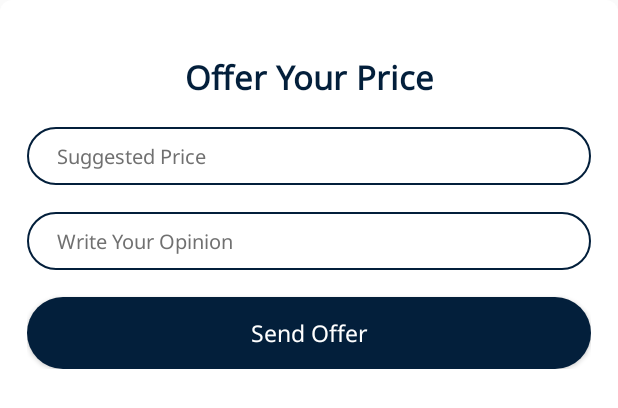
After one commit to Dotapks/Car-Battle-Sports-App, an Android app: the layout offer_pop_up.xml on its own in the app's theme, with its tools: preview values and no code run, on a phone screen of 412 x 824 dp. The commit adds this screen. Shown: the top 408 px of the screen. Run offline under Robolectric (Android 15) with nearby library versions, the phone set to English and light mode, and no system bars.

Commit message:
the end 😫😫😫

```diff
--- /dev/null
+++ b/app/src/main/res/drawable/pop_up_border.xml
@@ -0,0 +1,7 @@
+<?xml version="1.0" encoding="utf-8"?>
+<shape xmlns:tools="http://schemas.android.com/tools"
+    xmlns:android="http://schemas.android.com/apk/res/android"
+    android:shape="rectangle">
+    <corners android:radius="8dp"/>
+    <solid android:color="#fff"/>
+</shape>
--- /dev/null
+++ b/app/src/main/res/layout/offer_pop_up.xml
@@ -0,0 +1,88 @@
+<?xml version="1.0" encoding="utf-8"?>
+<androidx.constraintlayout.widget.ConstraintLayout xmlns:android="http://schemas.android.com/apk/res/android"
+    xmlns:app="http://schemas.android.com/apk/res-auto"
+    xmlns:tools="http://schemas.android.com/tools"
+    android:layout_width="match_parent"
+    android:layout_height="wrap_content"
+    android:background="@drawable/pop_up_border"
+    android:paddingLeft="18dp"
+    android:paddingTop="36dp"
+    android:paddingRight="18dp"
+    android:paddingBottom="36dp">
+
+    <TextView
+        android:id="@+id/textView17"
+        android:layout_width="wrap_content"
+        android:layout_height="wrap_content"
+        android:gravity="center_horizontal"
+        android:text="Offer Your Price"
+        android:textAlignment="center"
+        android:textColor="@color/colorPrimary"
+        android:textSize="22sp"
+        android:textStyle="bold"
+        app:fontFamily="@font/noto_sans"
+        app:layout_constraintEnd_toEndOf="parent"
+        app:layout_constraintStart_toStartOf="parent"
+        app:layout_constraintTop_toTopOf="parent" />
+
+    <EditText
+        android:id="@+id/editText3"
+        android:layout_width="match_parent"
+        android:layout_height="wrap_content"
+        android:layout_marginTop="18dp"
+        android:background="@drawable/textbox_oval"
+        android:ems="10"
+        android:hint="Suggested Price"
+        android:inputType="textEmailAddress"
+        android:paddingLeft="20dp"
+        android:paddingTop="10dp"
+        android:paddingRight="20dp"
+        android:paddingBottom="10dp"
+        android:textColorHint="#707070"
+        android:textSize="13sp"
+        app:fontFamily="@font/noto_sans"
+        app:layout_constraintEnd_toEndOf="parent"
+        app:layout_constraintHorizontal_bias="0.567"
+        app:layout_constraintStart_toStartOf="parent"
+        app:layout_constraintTop_toBottomOf="@+id/textView17"
+        tools:ignore="MissingConstraints" />
+
+    <EditText
+        android:id="@+id/editText2"
+        android:layout_width="match_parent"
+        android:layout_height="wrap_content"
+        android:layout_marginTop="18dp"
+        android:background="@drawable/textbox_oval"
+        android:ems="10"
+        android:hint="Write Your Opinion"
+        android:inputType="textEmailAddress"
+        android:paddingLeft="20dp"
+        android:paddingTop="10dp"
+        android:paddingRight="20dp"
+        android:paddingBottom="10dp"
+        android:textColorHint="#707070"
+        android:textSize="13sp"
+        app:fontFamily="@font/noto_sans"
+        app:layout_constraintEnd_toEndOf="parent"
+        app:layout_constraintStart_toStartOf="parent"
+        app:layout_constraintTop_toBottomOf="@+id/editText3"
+        tools:ignore="MissingConstraints" />
+
+    <Button
+        android:id="@+id/button2"
+        android:layout_width="match_parent"
+        android:layout_height="wrap_content"
+        android:layout_marginTop="18dp"
+        android:background="@drawable/btn_oval"
+        android:scrollbarSize="0dp"
+        android:text="@string/send_offer"
+        android:textAllCaps="false"
+        android:textColor="#FFFFFF"
+        android:textSize="15sp"
+        app:fontFamily="@font/noto_sans"
+        app:layout_constraintEnd_toEndOf="parent"
+        app:layout_constraintStart_toStartOf="parent"
+        app:layout_constraintTop_toBottomOf="@+id/editText2"
+        tools:ignore="MissingConstraints" />
+
+</androidx.constraintlayout.widget.ConstraintLayout>
--- a/app/src/main/res/values/strings.xml
+++ b/app/src/main/res/values/strings.xml
@@ -36,5 +36,6 @@
     <string name="bmw_the_vbx6">BMW THE VBX6</string>
     <string name="details"><u>Details</u></string>
     <string name="Description">The BMW X6 show car has been coated with the Vantablack variant VBx2, which was originally developed for the fields of architecture and science. This Vantablack variant has a total hemispherical reflectance (THR) of one percent and is therefore still considered “superblack”, but it provides at least a little surface reflection from every angle. The great advantage of the VBx2 material is that it can be sprayed on.</string>
+    <string name="send_offer">Send Offer</string>
 
 </resources>
```
